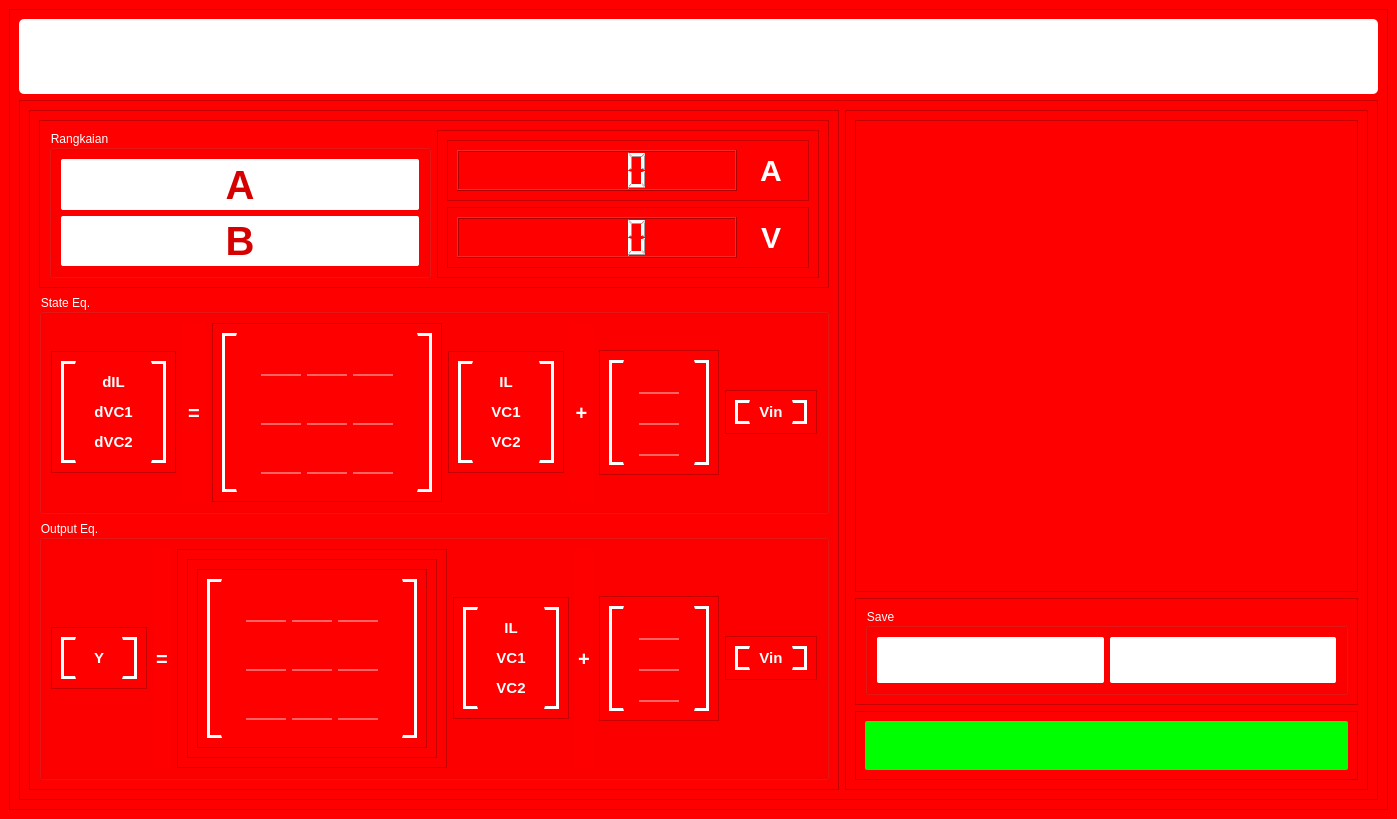
KevinHutagaol/control-center-2026, file pages/Modul6/UI6/Main.ui: the form before one commit.
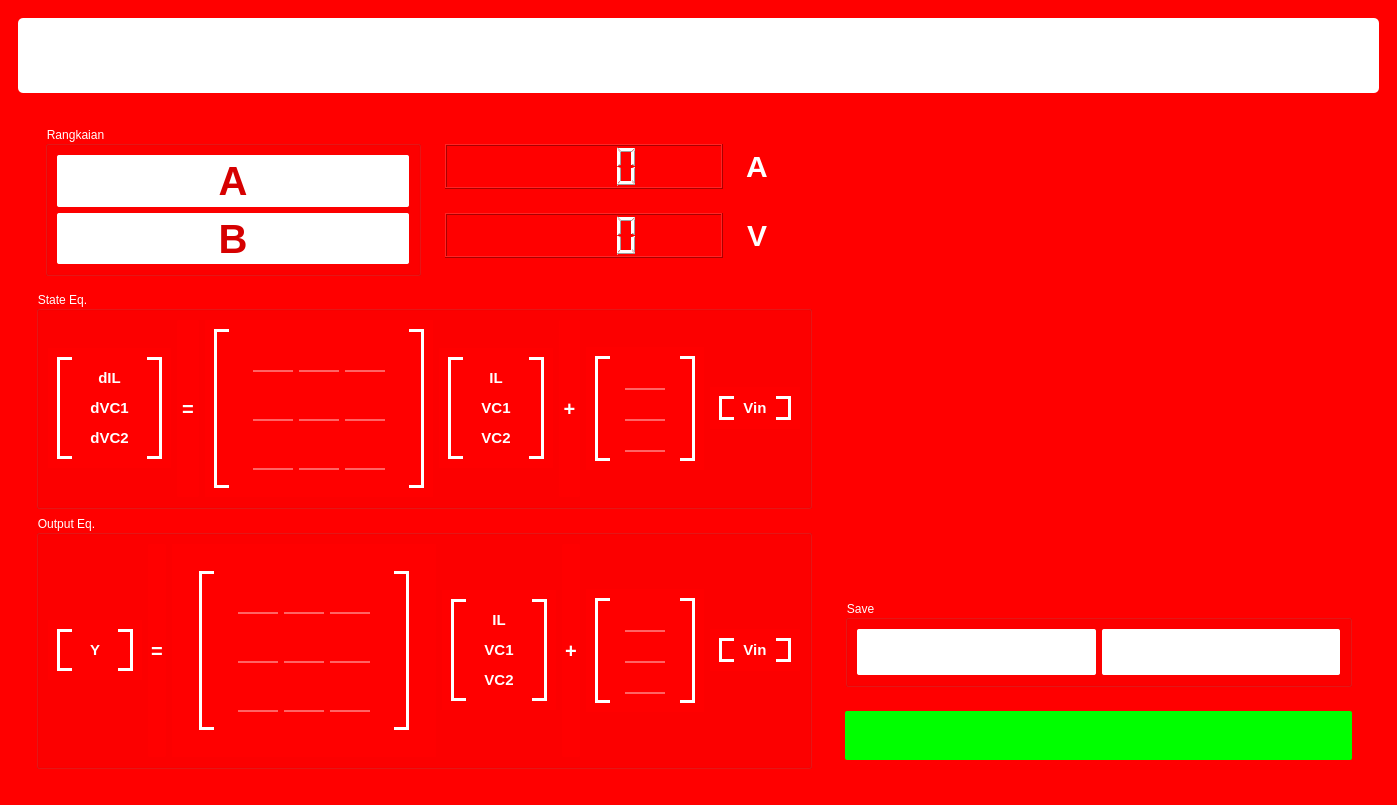
The form after the commit. Icons and pictures are not drawn.

Commit message: Cleaned up old ui: Removed unused ui files (Admin.ui), removed nilai page from main window,  changed frames in ui files to no frame, fixed main window image button hover effect

Diff of the .ui file:
```diff
--- a/pages/Modul6/UI6/Main.ui
+++ b/pages/Modul6/UI6/Main.ui
@@ -21,7 +21,7 @@
     <item>
      <widget class="QFrame" name="frame">
       <property name="frameShape">
-       <enum>QFrame::StyledPanel</enum>
+       <enum>QFrame::NoFrame</enum>
       </property>
       <property name="frameShadow">
        <enum>QFrame::Raised</enum>
@@ -46,7 +46,7 @@
 border-radius : 5px;</string>
          </property>
          <property name="frameShape">
-          <enum>QFrame::StyledPanel</enum>
+          <enum>QFrame::NoFrame</enum>
          </property>
          <property name="frameShadow">
           <enum>QFrame::Raised</enum>
@@ -70,7 +70,7 @@
              <string notr="true">image: url(:/Asset/Asset/Header.png);</string>
             </property>
             <property name="frameShape">
-             <enum>QFrame::StyledPanel</enum>
+             <enum>QFrame::NoFrame</enum>
             </property>
             <property name="frameShadow">
              <enum>QFrame::Raised</enum>
@@ -102,7 +102,7 @@
              <string notr="true">image: url(:/Asset/Asset/SSM.png);</string>
             </property>
             <property name="frameShape">
-             <enum>QFrame::StyledPanel</enum>
+             <enum>QFrame::NoFrame</enum>
             </property>
             <property name="frameShadow">
              <enum>QFrame::Raised</enum>
@@ -115,7 +115,7 @@
        <item>
         <widget class="QFrame" name="Bawah">
          <property name="frameShape">
-          <enum>QFrame::StyledPanel</enum>
+          <enum>QFrame::NoFrame</enum>
          </property>
          <property name="frameShadow">
           <enum>QFrame::Raised</enum>
@@ -124,7 +124,7 @@
           <item>
            <widget class="QFrame" name="Kiri">
             <property name="frameShape">
-             <enum>QFrame::StyledPanel</enum>
+             <enum>QFrame::NoFrame</enum>
             </property>
             <property name="frameShadow">
              <enum>QFrame::Raised</enum>
@@ -136,7 +136,7 @@
                 <string notr="true"/>
                </property>
                <property name="frameShape">
-                <enum>QFrame::StyledPanel</enum>
+                <enum>QFrame::NoFrame</enum>
                </property>
                <property name="frameShadow">
                 <enum>QFrame::Raised</enum>
@@ -228,7 +228,7 @@
                 <item>
                  <widget class="QFrame" name="Meter">
                   <property name="frameShape">
-                   <enum>QFrame::StyledPanel</enum>
+                   <enum>QFrame::NoFrame</enum>
                   </property>
                   <property name="frameShadow">
                    <enum>QFrame::Raised</enum>
@@ -237,7 +237,7 @@
                    <item>
                     <widget class="QFrame" name="Ampmeter">
                      <property name="frameShape">
-                      <enum>QFrame::StyledPanel</enum>
+                      <enum>QFrame::NoFrame</enum>
                      </property>
                      <property name="frameShadow">
                       <enum>QFrame::Raised</enum>
@@ -287,7 +287,7 @@
                    <item>
                     <widget class="QFrame" name="Voltmeter">
                      <property name="frameShape">
-                      <enum>QFrame::StyledPanel</enum>
+                      <enum>QFrame::NoFrame</enum>
                      </property>
                      <property name="frameShadow">
                       <enum>QFrame::Raised</enum>
@@ -359,7 +359,7 @@
                    </sizepolicy>
                   </property>
                   <property name="frameShape">
-                   <enum>QFrame::StyledPanel</enum>
+                   <enum>QFrame::NoFrame</enum>
                   </property>
                   <property name="frameShadow">
                    <enum>QFrame::Raised</enum>
@@ -386,7 +386,7 @@
 </string>
                      </property>
                      <property name="frameShape">
-                      <enum>QFrame::StyledPanel</enum>
+                      <enum>QFrame::NoFrame</enum>
                      </property>
                      <property name="frameShadow">
                       <enum>QFrame::Raised</enum>
@@ -406,7 +406,7 @@
 border-color:  rgb(255, 255, 255);</string>
                      </property>
                      <property name="frameShape">
-                      <enum>QFrame::StyledPanel</enum>
+                      <enum>QFrame::NoFrame</enum>
                      </property>
                      <property name="frameShadow">
                       <enum>QFrame::Raised</enum>
@@ -511,7 +511,7 @@
 </string>
                      </property>
                      <property name="frameShape">
-                      <enum>QFrame::StyledPanel</enum>
+                      <enum>QFrame::NoFrame</enum>
                      </property>
                      <property name="frameShadow">
                       <enum>QFrame::Raised</enum>
@@ -543,7 +543,7 @@
                 <item>
                  <widget class="QFrame" name="MatrixA">
                   <property name="frameShape">
-                   <enum>QFrame::StyledPanel</enum>
+                   <enum>QFrame::NoFrame</enum>
                   </property>
                   <property name="frameShadow">
                    <enum>QFrame::Raised</enum>
@@ -571,7 +571,7 @@
 </string>
                      </property>
                      <property name="frameShape">
-                      <enum>QFrame::StyledPanel</enum>
+                      <enum>QFrame::NoFrame</enum>
                      </property>
                      <property name="frameShadow">
                       <enum>QFrame::Raised</enum>
@@ -591,7 +591,7 @@
 border-color:  rgb(255, 255, 255);</string>
                      </property>
                      <property name="frameShape">
-                      <enum>QFrame::StyledPanel</enum>
+                      <enum>QFrame::NoFrame</enum>
                      </property>
                      <property name="frameShadow">
                       <enum>QFrame::Raised</enum>
@@ -600,7 +600,7 @@
                       <item>
                        <widget class="QFrame" name="frame_50">
                         <property name="frameShape">
-                         <enum>QFrame::StyledPanel</enum>
+                         <enum>QFrame::NoFrame</enum>
                         </property>
                         <property name="frameShadow">
                          <enum>QFrame::Raised</enum>
@@ -690,7 +690,7 @@
                       <item>
                        <widget class="QFrame" name="frame_51">
                         <property name="frameShape">
-                         <enum>QFrame::StyledPanel</enum>
+                         <enum>QFrame::NoFrame</enum>
                         </property>
                         <property name="frameShadow">
                          <enum>QFrame::Raised</enum>
@@ -774,7 +774,7 @@
                       <item>
                        <widget class="QFrame" name="frame_52">
                         <property name="frameShape">
-                         <enum>QFrame::StyledPanel</enum>
+                         <enum>QFrame::NoFrame</enum>
                         </property>
                         <property name="frameShadow">
                          <enum>QFrame::Raised</enum>
@@ -879,7 +879,7 @@
 </string>
                      </property>
                      <property name="frameShape">
-                      <enum>QFrame::StyledPanel</enum>
+                      <enum>QFrame::NoFrame</enum>
                      </property>
                      <property name="frameShadow">
                       <enum>QFrame::Raised</enum>
@@ -898,7 +898,7 @@
                    </sizepolicy>
                   </property>
                   <property name="frameShape">
-                   <enum>QFrame::StyledPanel</enum>
+                   <enum>QFrame::NoFrame</enum>
                   </property>
                   <property name="frameShadow">
                    <enum>QFrame::Raised</enum>
@@ -925,7 +925,7 @@
 </string>
                      </property>
                      <property name="frameShape">
-                      <enum>QFrame::StyledPanel</enum>
+                      <enum>QFrame::NoFrame</enum>
                      </property>
                      <property name="frameShadow">
                       <enum>QFrame::Raised</enum>
@@ -945,7 +945,7 @@
 border-color:  rgb(255, 255, 255);</string>
                      </property>
                      <property name="frameShape">
-                      <enum>QFrame::StyledPanel</enum>
+                      <enum>QFrame::NoFrame</enum>
                      </property>
                      <property name="frameShadow">
                       <enum>QFrame::Raised</enum>
@@ -1050,7 +1050,7 @@
 </string>
                      </property>
                      <property name="frameShape">
-                      <enum>QFrame::StyledPanel</enum>
+                      <enum>QFrame::NoFrame</enum>
                      </property>
                      <property name="frameShadow">
                       <enum>QFrame::Raised</enum>
@@ -1088,7 +1088,7 @@
                    </sizepolicy>
                   </property>
                   <property name="frameShape">
-                   <enum>QFrame::StyledPanel</enum>
+                   <enum>QFrame::NoFrame</enum>
                   </property>
                   <property name="frameShadow">
                    <enum>QFrame::Raised</enum>
@@ -1115,7 +1115,7 @@
 </string>
                      </property>
                      <property name="frameShape">
-                      <enum>QFrame::StyledPanel</enum>
+                      <enum>QFrame::NoFrame</enum>
                      </property>
                      <property name="frameShadow">
                       <enum>QFrame::Raised</enum>
@@ -1135,7 +1135,7 @@
 border-color:  rgb(255, 255, 255);</string>
                      </property>
                      <property name="frameShape">
-                      <enum>QFrame::StyledPanel</enum>
+                      <enum>QFrame::NoFrame</enum>
                      </property>
                      <property name="frameShadow">
                       <enum>QFrame::Raised</enum>
@@ -1237,7 +1237,7 @@
 </string>
                      </property>
                      <property name="frameShape">
-                      <enum>QFrame::StyledPanel</enum>
+                      <enum>QFrame::NoFrame</enum>
                      </property>
                      <property name="frameShadow">
                       <enum>QFrame::Raised</enum>
@@ -1256,7 +1256,7 @@
                    </sizepolicy>
                   </property>
                   <property name="frameShape">
-                   <enum>QFrame::StyledPanel</enum>
+                   <enum>QFrame::NoFrame</enum>
                   </property>
                   <property name="frameShadow">
                    <enum>QFrame::Raised</enum>
@@ -1283,7 +1283,7 @@
 </string>
                      </property>
                      <property name="frameShape">
-                      <enum>QFrame::StyledPanel</enum>
+                      <enum>QFrame::NoFrame</enum>
                      </property>
                      <property name="frameShadow">
                       <enum>QFrame::Raised</enum>
@@ -1342,7 +1342,7 @@
 </string>
                      </property>
                      <property name="frameShape">
-                      <enum>QFrame::StyledPanel</enum>
+                      <enum>QFrame::NoFrame</enum>
                      </property>
                      <property name="frameShadow">
                       <enum>QFrame::Raised</enum>
@@ -1374,7 +1374,7 @@
                    </sizepolicy>
                   </property>
                   <property name="frameShape">
-                   <enum>QFrame::StyledPanel</enum>
+                   <enum>QFrame::NoFrame</enum>
                   </property>
                   <property name="frameShadow">
                    <enum>QFrame::Raised</enum>
@@ -1401,7 +1401,7 @@
 </string>
                      </property>
                      <property name="frameShape">
-                      <enum>QFrame::StyledPanel</enum>
+                      <enum>QFrame::NoFrame</enum>
                      </property>
                      <property name="frameShadow">
                       <enum>QFrame::Raised</enum>
@@ -1421,7 +1421,7 @@
 border-color:  rgb(255, 255, 255);</string>
                      </property>
                      <property name="frameShape">
-                      <enum>QFrame::StyledPanel</enum>
+                      <enum>QFrame::NoFrame</enum>
                      </property>
                      <property name="frameShadow">
                       <enum>QFrame::Raised</enum>
@@ -1476,7 +1476,7 @@
 </string>
                      </property>
                      <property name="frameShape">
-                      <enum>QFrame::StyledPanel</enum>
+                      <enum>QFrame::NoFrame</enum>
                      </property>
                      <property name="frameShadow">
                       <enum>QFrame::Raised</enum>
@@ -1508,7 +1508,7 @@
                 <item>
                  <widget class="QFrame" name="MatrixC">
                   <property name="frameShape">
-                   <enum>QFrame::StyledPanel</enum>
+                   <enum>QFrame::NoFrame</enum>
                   </property>
                   <property name="frameShadow">
                    <enum>QFrame::Raised</enum>
@@ -1517,7 +1517,7 @@
                    <item>
                     <widget class="QFrame" name="frame_64">
                      <property name="frameShape">
-                      <enum>QFrame::StyledPanel</enum>
+                      <enum>QFrame::NoFrame</enum>
                      </property>
                      <property name="frameShadow">
                       <enum>QFrame::Raised</enum>
@@ -1526,7 +1526,7 @@
                       <item>
                        <widget class="QFrame" name="MatrixA_2">
                         <property name="frameShape">
-                         <enum>QFrame::StyledPanel</enum>
+                         <enum>QFrame::NoFrame</enum>
                         </property>
                         <property name="frameShadow">
                          <enum>QFrame::Raised</enum>
@@ -1554,7 +1554,7 @@
 </string>
                            </property>
                            <property name="frameShape">
-                            <enum>QFrame::StyledPanel</enum>
+                            <enum>QFrame::NoFrame</enum>
                            </property>
                            <property name="frameShadow">
                             <enum>QFrame::Raised</enum>
@@ -1574,7 +1574,7 @@
 border-color:  rgb(255, 255, 255);</string>
                            </property>
                            <property name="frameShape">
-                            <enum>QFrame::StyledPanel</enum>
+                            <enum>QFrame::NoFrame</enum>
                            </property>
                            <property name="frameShadow">
                             <enum>QFrame::Raised</enum>
@@ -1583,7 +1583,7 @@
                             <item>
                              <widget class="QFrame" name="frame_65">
                               <property name="frameShape">
-                               <enum>QFrame::StyledPanel</enum>
+                               <enum>QFrame::NoFrame</enum>
                               </property>
                               <property name="frameShadow">
                                <enum>QFrame::Raised</enum>
@@ -1673,7 +1673,7 @@
                             <item>
                              <widget class="QFrame" name="frame_66">
                               <property name="frameShape">
-                               <enum>QFrame::StyledPanel</enum>
+                               <enum>QFrame::NoFrame</enum>
                               </property>
                               <property name="frameShadow">
                                <enum>QFrame::Raised</enum>
@@ -1757,7 +1757,7 @@
                             <item>
                              <widget class="QFrame" name="frame_67">
                               <property name="frameShape">
-                               <enum>QFrame::StyledPanel</enum>
+                               <enum>QFrame::NoFrame</enum>
                               </property>
                               <property name="frameShadow">
                                <enum>QFrame::Raised</enum>
@@ -1862,7 +1862,7 @@
 </string>
                            </property>
                            <property name="frameShape">
-                            <enum>QFrame::StyledPanel</enum>
+                            <enum>QFrame::NoFrame</enum>
                            </property>
                            <property name="frameShadow">
                             <enum>QFrame::Raised</enum>
@@ -1887,7 +1887,7 @@
                    </sizepolicy>
                   </property>
                   <property name="frameShape">
-                   <enum>QFrame::StyledPanel</enum>
+                   <enum>QFrame::NoFrame</enum>
                   </property>
                   <property name="frameShadow">
                    <enum>QFrame::Raised</enum>
@@ -1914,7 +1914,7 @@
 </string>
                      </property>
                      <property name="frameShape">
-                      <enum>QFrame::StyledPanel</enum>
+                      <enum>QFrame::NoFrame</enum>
                      </property>
                      <property name="frameShadow">
                       <enum>QFrame::Raised</enum>
@@ -1934,7 +1934,7 @@
 border-color:  rgb(255, 255, 255);</string>
                      </property>
                      <property name="frameShape">
-                      <enum>QFrame::StyledPanel</enum>
+                      <enum>QFrame::NoFrame</enum>
                      </property>
                      <property name="frameShadow">
                       <enum>QFrame::Raised</enum>
@@ -2039,7 +2039,7 @@
 </string>
                      </property>
                      <property name="frameShape">
-                      <enum>QFrame::StyledPanel</enum>
+                      <enum>QFrame::NoFrame</enum>
                      </property>
                      <property name="frameShadow">
                       <enum>QFrame::Raised</enum>
@@ -2077,7 +2077,7 @@
                    </sizepolicy>
                   </property>
                   <property name="frameShape">
-                   <enum>QFrame::StyledPanel</enum>
+                   <enum>QFrame::NoFrame</enum>
                   </property>
                   <property name="frameShadow">
                    <enum>QFrame::Raised</enum>
@@ -2104,7 +2104,7 @@
 </string>
                      </property>
                      <property name="frameShape">
-                      <enum>QFrame::StyledPanel</enum>
+                      <enum>QFrame::NoFrame</enum>
                      </property>
                      <property name="frameShadow">
                       <enum>QFrame::Raised</enum>
@@ -2124,7 +2124,7 @@
 border-color:  rgb(255, 255, 255);</string>
                      </property>
                      <property name="frameShape">
-                      <enum>QFrame::StyledPanel</enum>
+                      <enum>QFrame::NoFrame</enum>
                      </property>
                      <property name="frameShadow">
                       <enum>QFrame::Raised</enum>
@@ -2226,7 +2226,7 @@
 </string>
                      </property>
                      <property name="frameShape">
-                      <enum>QFrame::StyledPanel</enum>
+                      <enum>QFrame::NoFrame</enum>
                      </property>
                      <property name="frameShadow">
                       <enum>QFrame::Raised</enum>
@@ -2245,7 +2245,7 @@
                    </sizepolicy>
                   </property>
                   <property name="frameShape">
-                   <enum>QFrame::StyledPanel</enum>
+                   <enum>QFrame::NoFrame</enum>
                   </property>
                   <property name="frameShadow">
                    <enum>QFrame::Raised</enum>
@@ -2272,7 +2272,7 @@
 </string>
                      </property>
                      <property name="frameShape">
-                      <enum>QFrame::StyledPanel</enum>
+                      <enum>QFrame::NoFrame</enum>
                      </property>
                      <property name="frameShadow">
                       <enum>QFrame::Raised</enum>
@@ -2331,7 +2331,7 @@
 </string>
                      </property>
                      <property name="frameShape">
-                      <enum>QFrame::StyledPanel</enum>
+                      <enum>QFrame::NoFrame</enum>
                      </property>
                      <property name="frameShadow">
                       <enum>QFrame::Raised</enum>
@@ -2350,7 +2350,7 @@
           <item>
            <widget class="QFrame" name="Kanan">
             <property name="frameShape">
-             <enum>QFrame::StyledPanel</enum>
+             <enum>QFrame::NoFrame</enum>
             </property>
             <property name="frameShadow">
              <enum>QFrame::Raised</enum>
@@ -2371,7 +2371,7 @@
                 </size>
                </property>
                <property name="frameShape">
-                <enum>QFrame::StyledPanel</enum>
+                <enum>QFrame::NoFrame</enum>
                </property>
                <property name="frameShadow">
                 <enum>QFrame::Raised</enum>
@@ -2392,7 +2392,7 @@
                 </sizepolicy>
                </property>
                <property name="frameShape">
-                <enum>QFrame::StyledPanel</enum>
+                <enum>QFrame::NoFrame</enum>
                </property>
                <property name="frameShadow">
                 <enum>QFrame::Raised</enum>
@@ -2485,7 +2485,7 @@
                 </sizepolicy>
                </property>
                <property name="frameShape">
-                <enum>QFrame::StyledPanel</enum>
+                <enum>QFrame::NoFrame</enum>
                </property>
                <property name="frameShadow">
                 <enum>QFrame::Raised</enum>
```
The commit also changes 68 other files.
